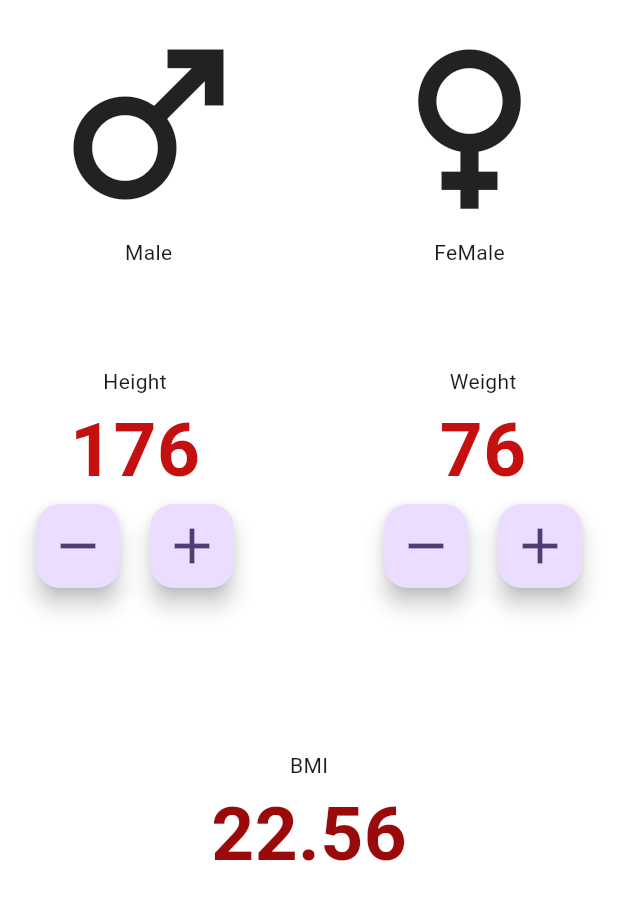
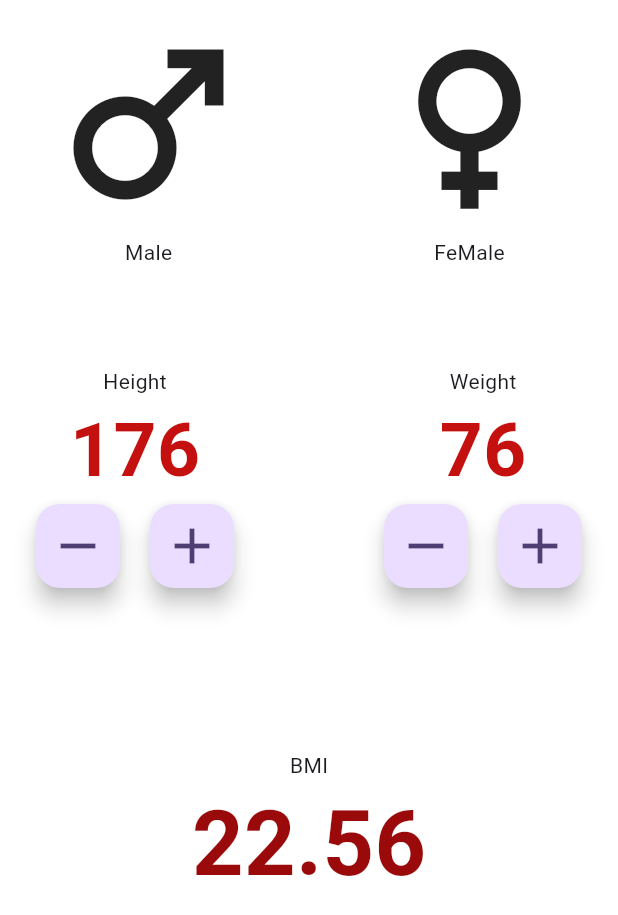
Before and after one commit to pdgamage/BMI-Calculator-App, a Flutter app: the screen it shows after launch, on a phone screen of 412 x 824 dp. Shown: the top 915 px of the screen. Run offline on Flutter 3.47's test engine with Material 3 defaults, Android fonts, the phone set to English and light mode, and no system bars.

Commit message:
modified:   lib/main_page.dart

```diff
--- a/lib/main_page.dart
+++ b/lib/main_page.dart
@@ -127,7 +127,8 @@ class _MainPageState extends State<MainPage> {
                   const Text("BMI"),
                   Text(
                     "22.56",
-                    style: kInputLabelColor.copyWith(color: kTextOutColor),
+                    style: kInputLabelColor.copyWith(
+                        color: kTextOutColor, fontSize: 60),
                   ),
                 ],
               ),
```
